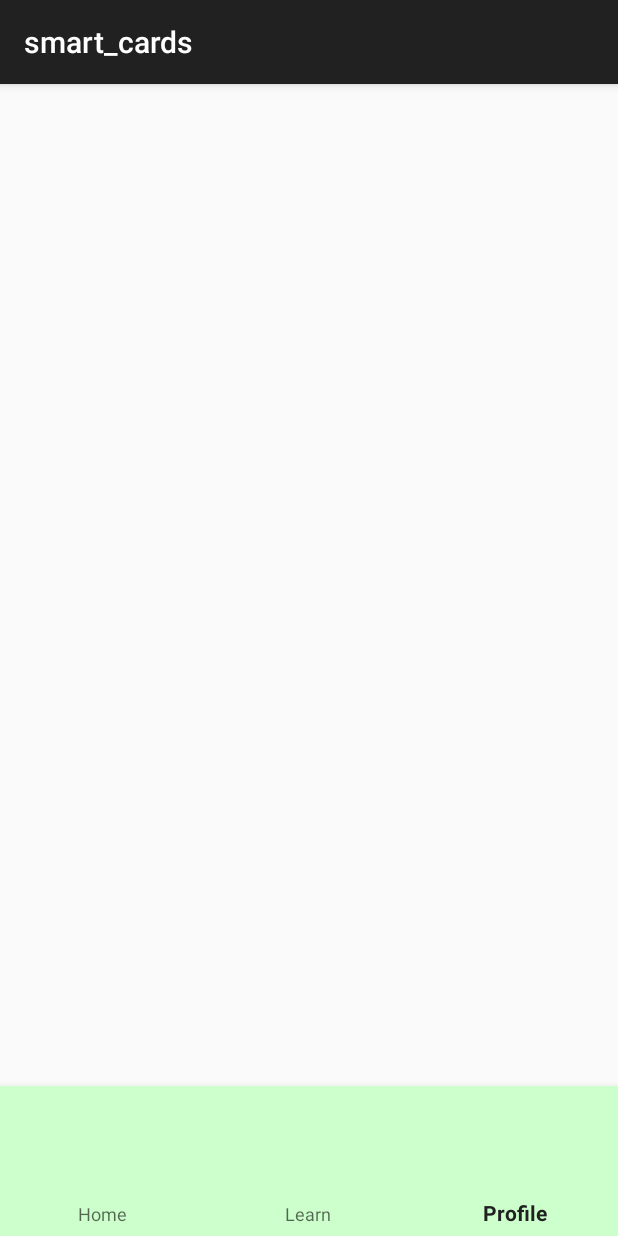
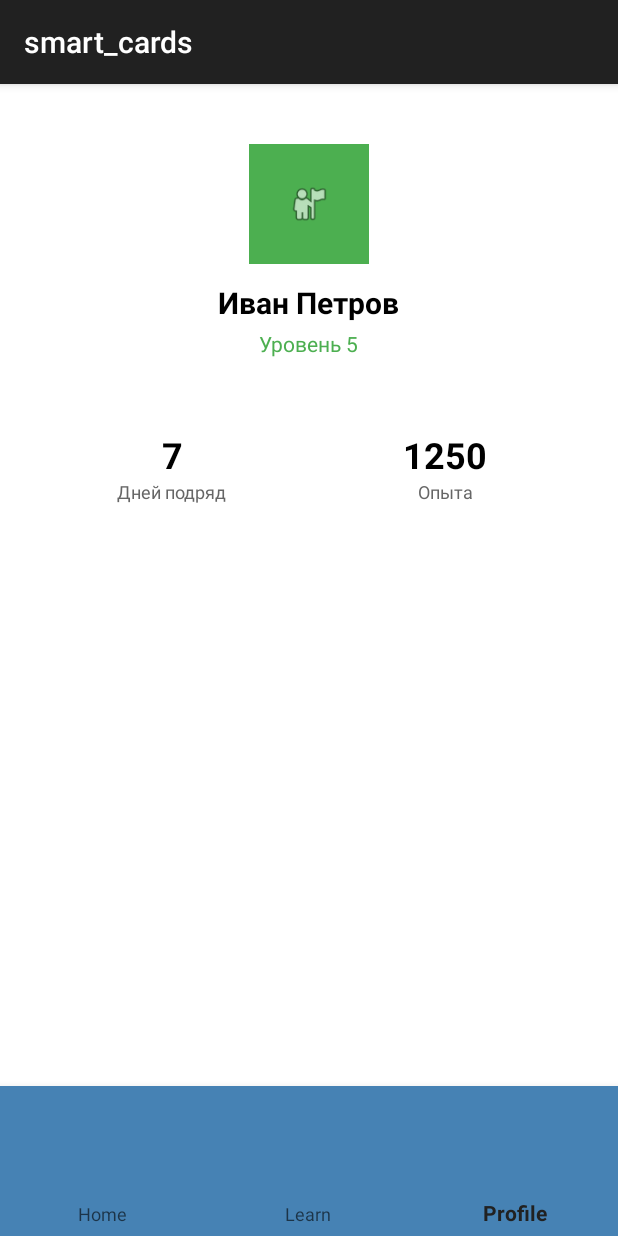
Before and after one commit to Densi88/SmartCards, an Android app built with Jetpack Compose: the MainMenuActivity screen opened directly, with no data from a screen before it, item 3 of the bottom bar chosen, on a phone screen of 412 x 824 dp. Run offline under Robolectric (Android 15) with nearby library versions, the phone set to English and light mode, and no system bars.

Commit message:
complete navigation(raw), add viewmodel transferdata

```diff
--- a/app/build.gradle.kts
+++ b/app/build.gradle.kts
@@ -62,5 +62,6 @@ dependencies {
     implementation("androidx.fragment:fragment-ktx:1.8.9")
     implementation("androidx.appcompat:appcompat:1.7.1")
     implementation("com.google.android.material:material:1.13.0")
+    implementation("androidx.recyclerview:recyclerview:1.4.0")
 
 }
--- /dev/null
+++ b/app/src/main/java/com/example/smart_cards/HomeFragment.kt
@@ -0,0 +1,34 @@
+package com.example.smart_cards
+
+import NewsAdapter
+import android.os.Bundle
+import android.view.LayoutInflater
+import android.view.View
+import android.view.ViewGroup
+import androidx.fragment.app.Fragment
+import androidx.recyclerview.widget.LinearLayoutManager
+import androidx.recyclerview.widget.RecyclerView
+
+class HomeFragment: Fragment() {
+    override fun onCreateView(
+        inflater: LayoutInflater,
+        container: ViewGroup?,
+        savedInstanceState: Bundle?
+    ): View? {
+        return inflater.inflate(R.layout.home_fragment_layout, container, false)
+    }
+    override fun onViewCreated(view: View, savedInstanceState: Bundle?) {
+        super.onViewCreated(view, savedInstanceState)
+
+        val recyclerView = view.findViewById<RecyclerView>(R.id.newsRecyclerView)
+        recyclerView.layoutManager = LinearLayoutManager(requireContext())
+        recyclerView.adapter = NewsAdapter()
+    }
+
+    companion object {
+        val instance: HomeFragment by lazy {
+            HomeFragment()
+        }
+    }
+
+}
--- a/app/src/main/java/com/example/smart_cards/MainMenuActivity.kt
+++ b/app/src/main/java/com/example/smart_cards/MainMenuActivity.kt
@@ -2,12 +2,54 @@ package com.example.smart_cards
 
 import android.os.Bundle
 import android.os.PersistableBundle
+import android.view.MenuItem
 import androidx.activity.ComponentActivity
+import androidx.activity.viewModels
 import androidx.appcompat.app.AppCompatActivity
+import com.google.android.material.bottomnavigation.BottomNavigationView
 
 class MainMenuActivity: AppCompatActivity() {
+    private lateinit var navigation: BottomNavigationView
+    private val userViewModel: UserModel by viewModels()
     override fun onCreate(savedInstanceState: Bundle?) {
         super.onCreate(savedInstanceState)
         setContentView(R.layout.main_menu_layout)
+        supportFragmentManager.beginTransaction().replace(R.id.main_menu_fragment, HomeFragment.instance).commit()
+        findObjects()
+        setNavigationListeners()
+    }
+
+    private fun findObjects(){
+        navigation=findViewById<BottomNavigationView>(R.id.bottom_navigation)
+    }
+
+    private fun setNavigationListeners() {
+        navigation.setOnItemSelectedListener { menuItem ->
+            when (menuItem.itemId) {
+                R.id.navigation_home -> {
+                    supportFragmentManager.beginTransaction()
+                        .replace(R.id.main_menu_fragment, HomeFragment.instance)
+                        .commit()
+                    true
+                }
+
+                R.id.navigation_learn -> {
+                    supportFragmentManager.beginTransaction()
+                        .replace(R.id.main_menu_fragment, LearnFragment.instance)
+                        .commit()
+                    true
+                }
+
+                R.id.navigation_profile -> {
+                   supportFragmentManager.beginTransaction()
+                       .replace(R.id.main_menu_fragment, ProfileFragment.instance)
+                       .commit()
+                    true
+                }
+
+                else -> false
+            }
+
+        }
     }
 }
--- /dev/null
+++ b/app/src/main/java/com/example/smart_cards/NewsAdapter.kt
@@ -0,0 +1,44 @@
+import android.view.LayoutInflater
+import android.view.View
+import android.view.ViewGroup
+import android.widget.TextView
+import androidx.recyclerview.widget.RecyclerView
+import com.example.smart_cards.R
+
+class NewsAdapter : RecyclerView.Adapter<NewsAdapter.NewsViewHolder>() {
+
+    private val newsItems = listOf(
+        NewsItem("Первая новость", "Это содержимое первой новости...", "2 часа назад"),
+        NewsItem("Вторая новость", "Это содержимое второй новости...", "5 часов назад"),
+        NewsItem("Третья новость", "Это содержимое третьей новости...", "1 день назад"),
+        NewsItem("Четвертая новость", "Это содержимое четвертой новости...", "2 дня назад"),
+        NewsItem("Пятая новость", "Это содержимое пятой новости...", "3 дня назад")
+    )
+
+    class NewsViewHolder(itemView: View) : RecyclerView.ViewHolder(itemView) {
+        val title: TextView = itemView.findViewById(R.id.postTitle)
+        val content: TextView = itemView.findViewById(R.id.postContent)
+        val date: TextView = itemView.findViewById(R.id.postDate)
+    }
+
+    override fun onCreateViewHolder(parent: ViewGroup, viewType: Int): NewsViewHolder {
+        val view = LayoutInflater.from(parent.context)
+            .inflate(R.layout.news_layout, parent, false)
+        return NewsViewHolder(view)
+    }
+
+    override fun onBindViewHolder(holder: NewsViewHolder, position: Int) {
+        val item = newsItems[position]
+        holder.title.text = item.title
+        holder.content.text = item.content
+        holder.date.text = item.date
+    }
+
+    override fun getItemCount() = newsItems.size
+
+    data class NewsItem(
+        val title: String,
+        val content: String,
+        val date: String
+    )
+}
--- /dev/null
+++ b/app/src/main/java/com/example/smart_cards/ProfileFragment.kt
@@ -0,0 +1,34 @@
+package com.example.smart_cards
+
+import android.os.Bundle
+import android.view.LayoutInflater
+import android.view.View
+import android.view.ViewGroup
+import androidx.fragment.app.Fragment
+import androidx.fragment.app.activityViewModels
+import android.widget.TextView
+
+class ProfileFragment: Fragment() {
+    private val userViewModel: UserModel by activityViewModels()
+
+    override fun onViewCreated(view: View, savedInstanceState: Bundle?) {
+        super.onViewCreated(view, savedInstanceState)
+        view.findViewById<TextView>(R.id.username).text = userViewModel.userName
+        view.findViewById<TextView>(R.id.levelText).text = "Уровень ${userViewModel.userLevel}"
+        view.findViewById<TextView>(R.id.streakText).text = userViewModel.streakDays.toString()
+        view.findViewById<TextView>(R.id.experienceText).text = userViewModel.experience.toString()
+    }
+    override fun onCreateView(
+        inflater: LayoutInflater,
+        container: ViewGroup?,
+        savedInstanceState: Bundle?
+    ): View? {
+        return inflater.inflate(R.layout.profile_fragment_layout, container, false)
+    }
+
+    companion object {
+        val instance: ProfileFragment by lazy {
+            ProfileFragment()
+        }
+    }
+}
--- /dev/null
+++ b/app/src/main/java/com/example/smart_cards/UserModel.kt
@@ -0,0 +1,10 @@
+package com.example.smart_cards
+
+import androidx.lifecycle.ViewModel
+
+class UserModel : ViewModel() {
+    var userName: String = "Иван Петров"
+    var userLevel: Int = 5
+    var streakDays: Int = 7
+    var experience: Int = 1250
+}
--- a/app/src/main/res/layout/main_menu_layout.xml
+++ b/app/src/main/res/layout/main_menu_layout.xml
@@ -17,6 +17,6 @@
         android:id="@+id/bottom_navigation"
         android:layout_width="match_parent"
         android:layout_height="100dp"
-        android:background="#CCFFCC"
+        android:background="@color/buttons"
         app:menu="@menu/navigation_menu" />
 </LinearLayout>
--- /dev/null
+++ b/app/src/main/res/layout/profile_fragment_layout.xml
@@ -0,0 +1,115 @@
+<?xml version="1.0" encoding="utf-8"?>
+<LinearLayout xmlns:android="http://schemas.android.com/apk/res/android"
+    android:orientation="vertical"
+    android:layout_width="match_parent"
+    android:layout_height="match_parent"
+    android:background="#FFFFFF"
+    android:padding="24dp"
+    android:paddingTop="?attr/actionBarSize"
+    >
+
+    <!-- Header с аватаром и именем -->
+    <LinearLayout
+        android:layout_width="match_parent"
+        android:layout_height="wrap_content"
+        android:orientation="vertical"
+        android:gravity="center"
+        android:padding="16dp"
+        android:paddingTop="?attr/actionBarSize"
+        >
+
+        <!-- Аватар -->
+        <ImageView
+            android:layout_width="80dp"
+            android:layout_height="80dp"
+            android:background="#4CAF50"
+            android:src="@android:drawable/ic_menu_myplaces"
+        android:scaleType="centerInside"
+        android:padding="25dp"
+        android:layout_marginBottom="12dp" />
+
+        <!-- Имя пользователя -->
+        <TextView
+            android:id="@+id/username"
+            android:layout_width="wrap_content"
+            android:layout_height="wrap_content"
+            android:text="Иван Петров"
+            android:textSize="20sp"
+            android:textStyle="bold"
+            android:textColor="#000000" />
+
+        <!-- Уровень -->
+        <TextView
+            android:id="@+id/levelText"
+            android:layout_width="wrap_content"
+            android:layout_height="wrap_content"
+            android:text="Уровень 5"
+            android:textSize="14sp"
+            android:textColor="#4CAF50"
+            android:layout_marginTop="4dp" />
+
+    </LinearLayout>
+
+    <!-- Статистика -->
+    <LinearLayout
+        android:layout_width="match_parent"
+        android:layout_height="wrap_content"
+        android:orientation="horizontal"
+        android:layout_marginTop="32dp"
+        android:gravity="center">
+
+        <!-- Дней подряд -->
+        <LinearLayout
+            android:layout_width="0dp"
+            android:layout_height="wrap_content"
+            android:layout_weight="1"
+            android:orientation="vertical"
+            android:gravity="center">
+
+            <TextView
+                android:id="@+id/streakText"
+                android:layout_width="wrap_content"
+                android:layout_height="wrap_content"
+                android:text="7"
+                android:textSize="24sp"
+                android:textStyle="bold"
+                android:textColor="@color/black" />
+
+            <TextView
+                android:layout_width="wrap_content"
+                android:layout_height="wrap_content"
+                android:text="Дней подряд"
+                android:textSize="12sp"
+                android:textColor="#666666" />
+
+        </LinearLayout>
+
+        <!-- Опыт -->
+        <LinearLayout
+            android:layout_width="0dp"
+            android:layout_height="wrap_content"
+            android:layout_weight="1"
+            android:orientation="vertical"
+            android:gravity="center">
+
+            <TextView
+                android:id="@+id/experienceText"
+                android:layout_width="wrap_content"
+                android:layout_height="wrap_content"
+                android:text="1,250"
+                android:textSize="24sp"
+                android:textStyle="bold"
+                android:textColor="@color/black" />
+
+            <TextView
+                android:layout_width="wrap_content"
+                android:layout_height="wrap_content"
+                android:text="Опыта"
+                android:textSize="12sp"
+                android:textColor="#666666" />
+
+        </LinearLayout>
+
+    </LinearLayout>
+
+</LinearLayout>
--- a/app/src/main/res/values/themes.xml
+++ b/app/src/main/res/values/themes.xml
@@ -4,7 +4,7 @@
     <style name="Theme.Smart_cards" parent="android:Theme.Material.Light.NoActionBar" />
 
         <!-- Base application theme. -->
-        <style name="AppTheme" parent="Theme.AppCompat.Light.DarkActionBar">
+        <style name="AppTheme" parent="Theme.AppCompat.Light.NoActionBar">
             <item name="colorPrimary">@color/purple_500</item>
             <item name="colorPrimaryDark">@color/purple_700</item>
             <item name="colorAccent">@color/teal_200</item>
```
Also changed, not shown: app/src/main/java/com/example/smart_cards/LearnFragment.kt (added, +23 -0 lines), app/src/main/res/layout/home_fragment_layout.xml (added, +14 -0 lines), app/src/main/res/layout/learn_fragment_layout.xml (added, +19 -0 lines), app/src/main/res/layout/news_layout.xml (added, +36 -0 lines).
